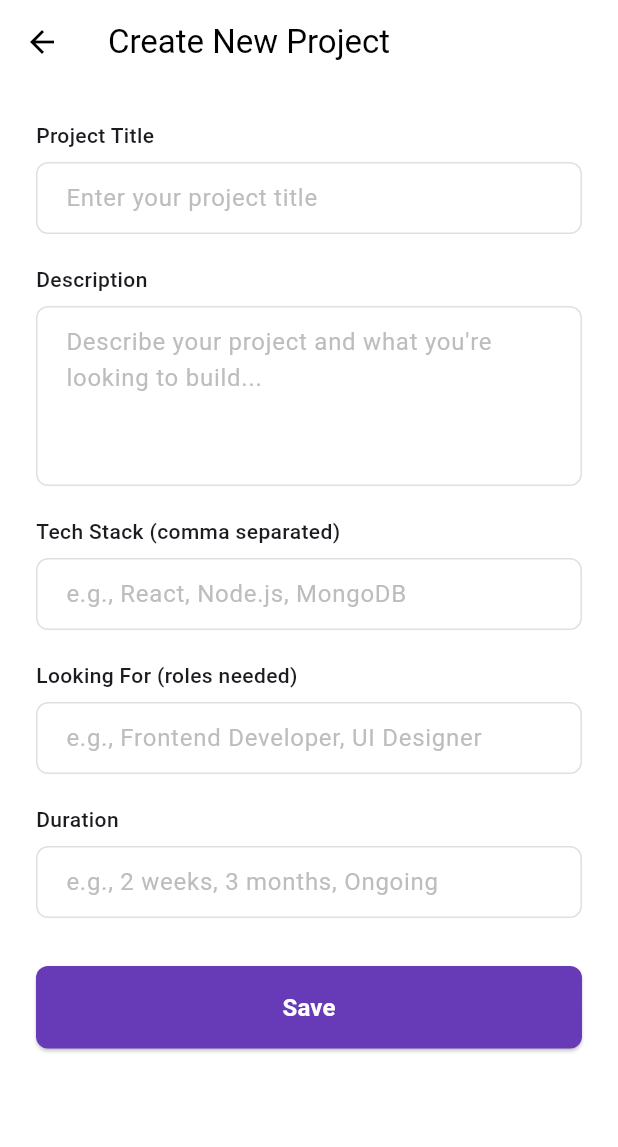
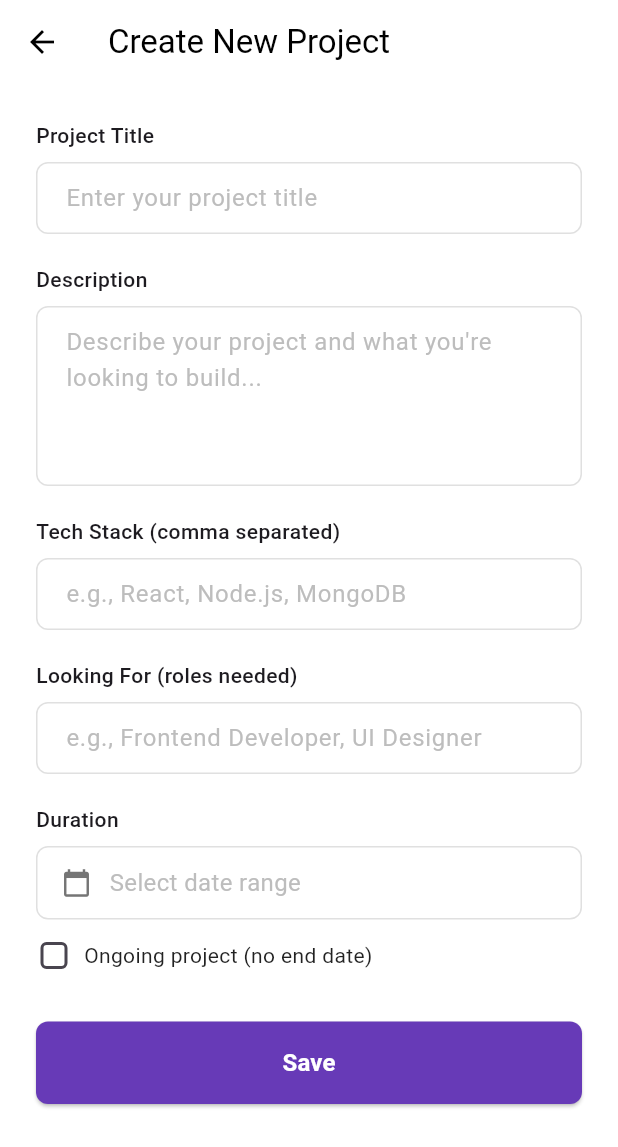
Before and after one commit to SoktyHeng/SkillSync-Flutter, a Flutter app: the ProjectCreation screen opened directly, on a phone screen of 412 x 824 dp. Shown: the top 1147 px of the screen. Run offline on Flutter 3.47's test engine with Material 3 defaults, Android fonts, the phone set to English and light mode, and no system bars; our stand-ins replace cloud_firestore, firebase_auth, firebase_core, firebase_storage, flutter_native_splash, flutter_svg and 3 more; accounts and stored records are empty; statements that could not run were skipped.

Commit message:
Update duration field format now shows day, month, and year

```diff
--- a/lib/pages/my_project_detail.dart
+++ b/lib/pages/my_project_detail.dart
@@ -346,7 +346,7 @@ class _RequestCardState extends State<_RequestCard> {
     return Card(
       color: Colors.white,
       margin: const EdgeInsets.only(bottom: 12),
-      shape: RoundedRectangleBorder(borderRadius: BorderRadius.circular(12)),
+      shape: RoundedRectangleBorder(borderRadius: BorderRadius.zero),
       child: Padding(
         padding: const EdgeInsets.all(16),
         child: Row(
@@ -480,8 +480,9 @@ class _ContributorCardState extends State<_ContributorCard> {
   @override
   Widget build(BuildContext context) {
     return Card(
+      color: Colors.white,
       margin: const EdgeInsets.only(bottom: 12),
-      shape: RoundedRectangleBorder(borderRadius: BorderRadius.circular(12)),
+      shape: RoundedRectangleBorder(borderRadius: BorderRadius.zero),
       child: ListTile(
         onTap: () {
           Navigator.push(
--- a/lib/pages/project_creation.dart
+++ b/lib/pages/project_creation.dart
@@ -1,4 +1,5 @@
 import 'package:flutter/material.dart';
+import 'package:intl/intl.dart';
 import 'package:skillsync_sp2/services/project_service.dart';
 
 class ProjectCreation extends StatefulWidget {
@@ -16,8 +17,9 @@ class _ProjectCreationState extends State<ProjectCreation> {
   final _descriptionController = TextEditingController();
   final _techStackController = TextEditingController();
   final _lookingForController = TextEditingController();
-  final _durationController = TextEditingController();
 
+  DateTimeRange? _selectedDateRange;
+  bool _isOngoing = false;
   bool _isLoading = false;
   bool _hasUnsavedChanges = false;
 
@@ -28,7 +30,6 @@ class _ProjectCreationState extends State<ProjectCreation> {
     _descriptionController.addListener(_onFormChanged);
     _techStackController.addListener(_onFormChanged);
     _lookingForController.addListener(_onFormChanged);
-    _durationController.addListener(_onFormChanged);
   }
 
   void _onFormChanged() {
@@ -37,7 +38,8 @@ class _ProjectCreationState extends State<ProjectCreation> {
         _descriptionController.text.isNotEmpty ||
         _techStackController.text.isNotEmpty ||
         _lookingForController.text.isNotEmpty ||
-        _durationController.text.isNotEmpty;
+        _selectedDateRange != null ||
+        _isOngoing;
 
     if (hasContent != _hasUnsavedChanges) {
       setState(() {
@@ -52,8 +54,55 @@ class _ProjectCreationState extends State<ProjectCreation> {
     _descriptionController.dispose();
     _techStackController.dispose();
     _lookingForController.dispose();
-    _durationController.dispose();
     super.dispose();
+  }
+
+  String _formatDateRange(DateTimeRange range) {
+    final dateFormat = DateFormat('d MMM yyyy');
+    return '${dateFormat.format(range.start)} - ${dateFormat.format(range.end)}';
+  }
+
+  String? _getDurationString() {
+    if (_isOngoing) {
+      return 'Ongoing';
+    } else if (_selectedDateRange != null) {
+      return _formatDateRange(_selectedDateRange!);
+    }
+    return null;
+  }
+
+  Future<void> _selectDateRange() async {
+    final now = DateTime.now();
+    final firstDate = DateTime(now.year, now.month, now.day);
+    final lastDate = DateTime(now.year + 5, 12, 31);
+
+    final picked = await showDateRangePicker(
+      context: context,
+      firstDate: firstDate,
+      lastDate: lastDate,
+      initialDateRange: _selectedDateRange,
+      builder: (context, child) {
+        return Theme(
+          data: Theme.of(context).copyWith(
+            colorScheme: ColorScheme.light(
+              primary: Colors.deepPurple[500]!,
+              onPrimary: Colors.white,
+              surface: Colors.white,
+              onSurface: Colors.black,
+            ),
+          ),
+          child: child!,
+        );
+      },
+    );
+
+    if (picked != null) {
+      setState(() {
+        _selectedDateRange = picked;
+        _isOngoing = false;
+        _onFormChanged();
+      });
+    }
   }
 
   Future<bool> _onWillPop() async {
@@ -119,9 +168,7 @@ class _ProjectCreationState extends State<ProjectCreation> {
           .where((e) => e.isNotEmpty)
           .toList();
 
-      final duration = _durationController.text.trim().isNotEmpty
-          ? _durationController.text.trim()
-          : null;
+      final duration = _getDurationString();
 
       await _projectService.createProject(
         title: _titleController.text.trim(),
@@ -269,11 +316,107 @@ class _ProjectCreationState extends State<ProjectCreation> {
                     style: TextStyle(fontSize: 14, fontWeight: FontWeight.w500),
                   ),
                   const SizedBox(height: 8),
-                  TextField(
-                    controller: _durationController,
-                    decoration: _buildInputDecoration(
-                      hint: 'e.g., 2 weeks, 3 months, Ongoing',
+                  GestureDetector(
+                    onTap: _isOngoing ? null : _selectDateRange,
+                    child: Container(
+                      width: double.infinity,
+                      padding: const EdgeInsets.symmetric(
+                        horizontal: 16,
+                        vertical: 12,
+                      ),
+                      decoration: BoxDecoration(
+                        color: _isOngoing ? Colors.grey[100] : Colors.white,
+                        border: Border.all(
+                          color: _isOngoing
+                              ? Colors.grey[300]!
+                              : Colors.grey[300]!,
+                        ),
+                        borderRadius: BorderRadius.circular(8),
+                      ),
+                      child: Row(
+                        children: [
+                          Icon(
+                            Icons.calendar_today,
+                            size: 20,
+                            color: _isOngoing
+                                ? Colors.grey[400]
+                                : Colors.grey[600],
+                          ),
+                          const SizedBox(width: 12),
+                          Expanded(
+                            child: Text(
+                              _selectedDateRange != null
+                                  ? _formatDateRange(_selectedDateRange!)
+                                  : 'Select date range',
+                              style: TextStyle(
+                                color: _selectedDateRange != null
+                                    ? Colors.black
+                                    : Colors.grey[400],
+                                fontSize: 16,
+                              ),
+                            ),
+                          ),
+                          if (_selectedDateRange != null && !_isOngoing)
+                            GestureDetector(
+                              onTap: () {
+                                setState(() {
+                                  _selectedDateRange = null;
+                                  _onFormChanged();
+                                });
+                              },
+                              child: Icon(
+                                Icons.close,
+                                size: 20,
+                                color: Colors.grey[600],
+                              ),
+                            ),
+                        ],
+                      ),
                     ),
+                  ),
+                  const SizedBox(height: 12),
+                  Row(
+                    children: [
+                      SizedBox(
+                        height: 24,
+                        width: 24,
+                        child: Checkbox(
+                          value: _isOngoing,
+                          onChanged: (value) {
+                            setState(() {
+                              _isOngoing = value ?? false;
+                              if (_isOngoing) {
+                                _selectedDateRange = null;
+                              }
+                              _onFormChanged();
+                            });
+                          },
+                          activeColor: Colors.deepPurple[500],
+                          shape: RoundedRectangleBorder(
+                            borderRadius: BorderRadius.circular(4),
+                          ),
+                        ),
+                      ),
+                      const SizedBox(width: 8),
+                      GestureDetector(
+                        onTap: () {
+                          setState(() {
+                            _isOngoing = !_isOngoing;
+                            if (_isOngoing) {
+                              _selectedDateRange = null;
+                            }
+                            _onFormChanged();
+                          });
+                        },
+                        child: const Text(
+                          'Ongoing project (no end date)',
+                          style: TextStyle(
+                            fontSize: 14,
+                            color: Colors.black87,
+                          ),
+                        ),
+                      ),
+                    ],
                   ),
                   const SizedBox(height: 32),
 
--- a/pubspec.yaml
+++ b/pubspec.yaml
@@ -45,6 +45,7 @@ dependencies:
   url_launcher: ^6.2.5
   provider: ^6.1.2
   shared_preferences: ^2.3.3
+  intl: ^0.19.0
 
 dev_dependencies:
   flutter_test:
```
Also changed, not shown: pubspec.lock.
